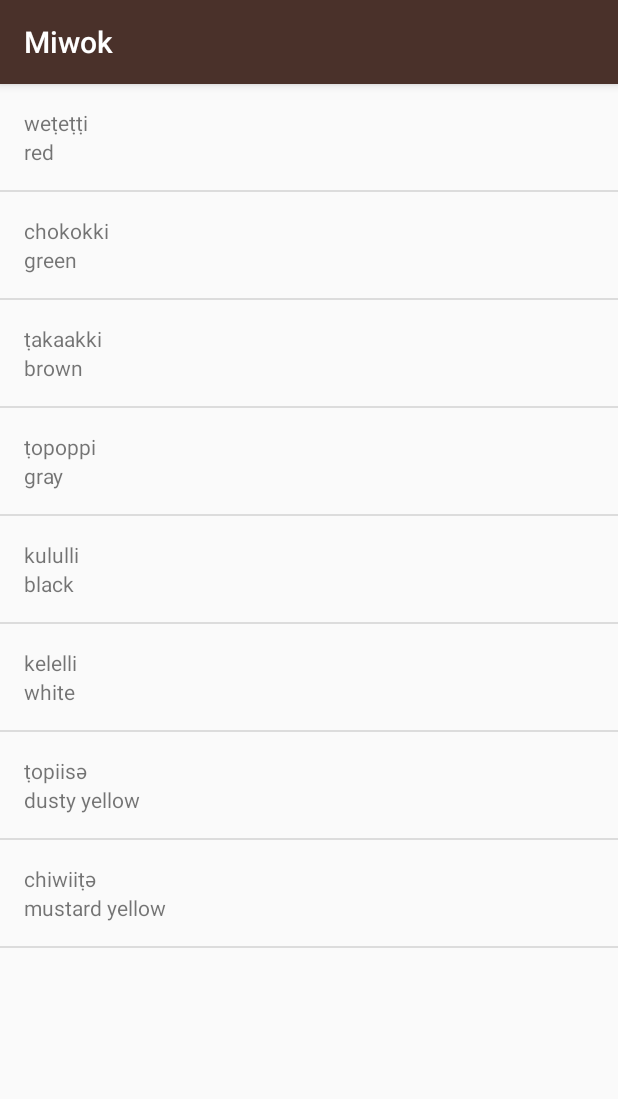
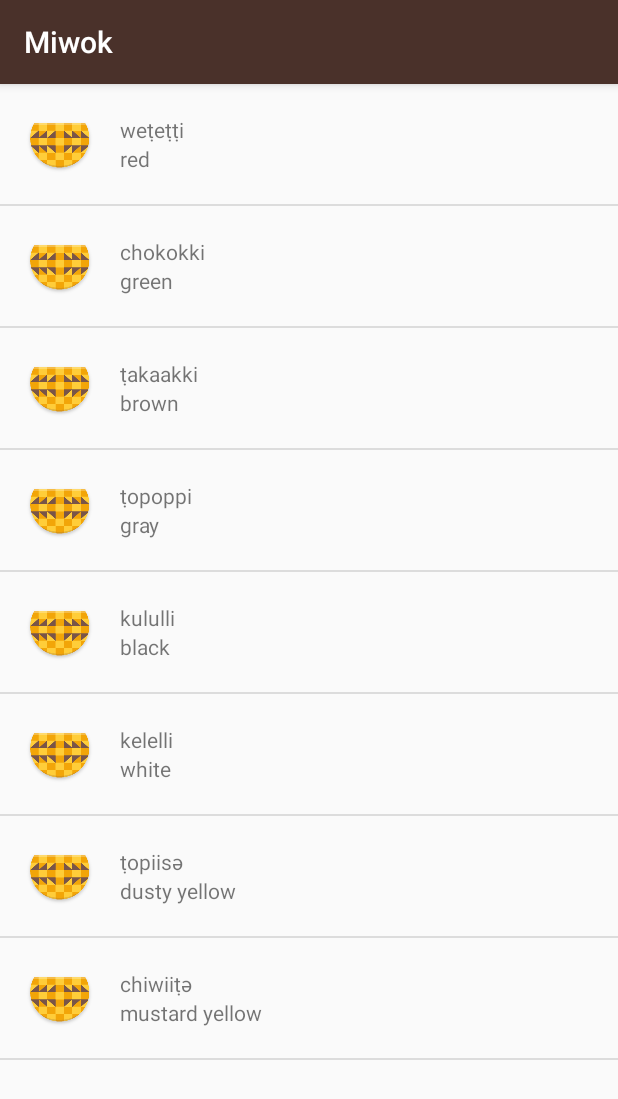
Before and after one commit to tachagon/Miwok, an Android app: the ColorsActivity screen opened directly, with no data from a screen before it, on a phone screen of 412 x 824 dp. Shown: the top 1099 px of the screen. Run offline under Robolectric (Android 15) with nearby library versions, the phone set to English and light mode, and no system bars.

Commit message:
Modify List Item Layout

```diff
--- a/app/src/main/res/layout/list_item.xml
+++ b/app/src/main/res/layout/list_item.xml
@@ -3,17 +3,35 @@
     android:layout_width="match_parent"
     android:layout_height="wrap_content"
     android:minHeight="?android:attr/listPreferredItemHeight"
-    android:orientation="vertical"
+    android:orientation="horizontal"
     android:padding="16dp">
 
-    <TextView
-        android:id="@+id/miwok_text_view"
+    <ImageView
+        android:id="@+id/word_image_view"
         android:layout_width="wrap_content"
-        android:layout_height="wrap_content" />
+        android:layout_height="wrap_content"
+        android:layout_gravity="center_vertical"
+        android:src="@mipmap/ic_launcher" />
 
-    <TextView
-        android:id="@+id/default_text_view"
-        android:layout_width="wrap_content"
-        android:layout_height="wrap_content" />
+    <LinearLayout
+        android:layout_width="0dp"
+        android:layout_height="match_parent"
+        android:layout_marginLeft="16dp"
+        android:layout_weight="1"
+        android:gravity="center_vertical"
+        android:orientation="vertical">
 
+        <TextView
+            android:id="@+id/miwok_text_view"
+            android:layout_width="wrap_content"
+            android:layout_height="wrap_content"
+            android:text="Miwok" />
+
+        <TextView
+            android:id="@+id/default_text_view"
+            android:layout_width="wrap_content"
+            android:layout_height="wrap_content"
+            android:text="English" />
+
+    </LinearLayout>
 </LinearLayout>
```
